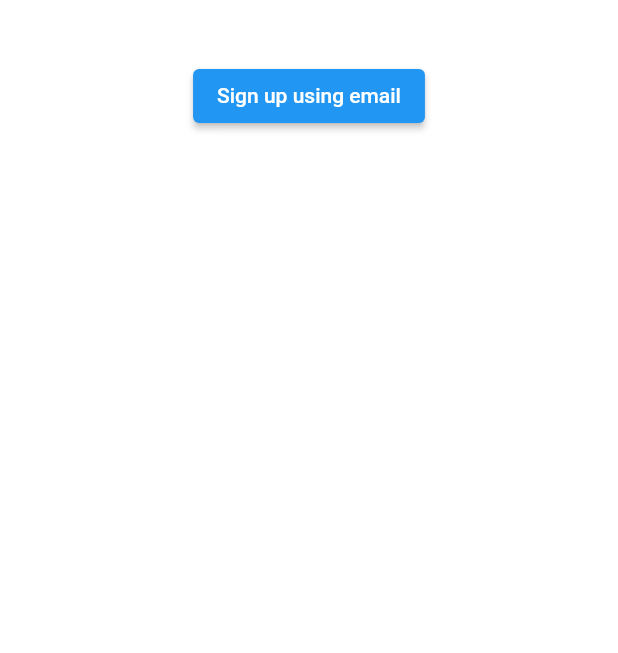
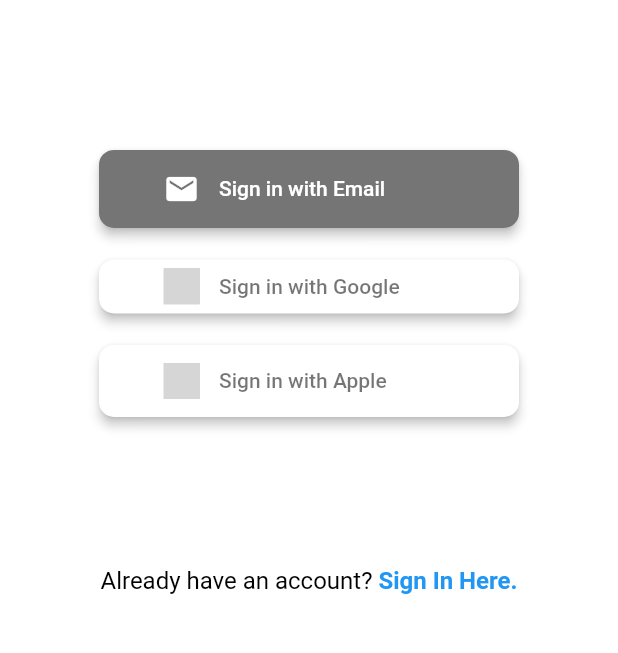
Before and after one commit to kevint259/bert_coffee_app, a Flutter app: the screen it shows after launch, on a phone screen of 412 x 824 dp, the part 408-1061 px from its top. Run offline on Flutter 3.47's test engine with Material 2 defaults, Android fonts, the phone set to English and light mode, and no system bars; our stand-ins replace flutter_signin_button, google_fonts; grey boxes are pictures that could not be loaded.

Commit message:
Finished home page

```diff
--- /dev/null
+++ b/lib/constants/colors.dart
@@ -0,0 +1,4 @@
+import 'package:flutter/material.dart';
+
+const Color turqoise = Color(0xffB1FAF5);
+const Color turqoiseShadow = Color(0xff52EFFA);
--- a/lib/pages/home_screen/home_screen.dart
+++ b/lib/pages/home_screen/home_screen.dart
@@ -1,4 +1,7 @@
+import 'package:bert_coffee/constants/colors.dart';
+import 'package:flutter/gestures.dart';
 import 'package:flutter/material.dart';
+import 'package:flutter_signin_button/flutter_signin_button.dart';
 
 class HomeScreen extends StatefulWidget {
   const HomeScreen({super.key});
@@ -20,12 +23,76 @@
           ),
           // sized box
           const SizedBox(
-            height: 40,
+            height: 100,
           ),
           // sign up using email text button
-          ElevatedButton(
+          SignInButton(
+            Buttons.Email,
             onPressed: () {},
-            child: const Text("Sign up using email"),
+            shape:
+                RoundedRectangleBorder(borderRadius: BorderRadius.circular(10)),
+            padding: const EdgeInsets.symmetric(
+              horizontal: 30,
+              vertical: 14,
+            ),
+            elevation: 3,
+          ),
+          // sized box
+          const SizedBox(
+            height: 15,
+          ),
+          // login with gmail
+          SignInButton(
+            Buttons.Google,
+            onPressed: () {},
+            shape:
+                RoundedRectangleBorder(borderRadius: BorderRadius.circular(10)),
+            padding: const EdgeInsets.symmetric(
+              horizontal: 30,
+              vertical: 5,
+            ),
+            elevation: 3,
+          ),
+          const SizedBox(
+            height: 15,
+          ),
+          // login with gmail
+          SignInButton(
+            Buttons.Apple,
+            onPressed: () {},
+            shape:
+                RoundedRectangleBorder(borderRadius: BorderRadius.circular(10)),
+            padding: const EdgeInsets.symmetric(
+              horizontal: 30,
+              vertical: 12,
+            ),
+            elevation: 3,
+          ),
+          // sizedbox
+          const SizedBox(height: 70),
+          // already have an account, sign in?
+          Padding(
+            padding: const EdgeInsets.all(30.0),
+            child: RichText(
+              text: TextSpan(
+                children: <TextSpan>[
+                  const TextSpan(
+                      text: "Already have an account?",
+                      style: TextStyle(
+                        fontSize: 16,
+                        color: Colors.black,
+                      )),
+                  TextSpan(
+                    recognizer: TapGestureRecognizer()..onTap = () => Navigator.of(context).pushNamed('/login'),
+                    text: " Sign In Here.",
+                    style: const TextStyle(
+                        color: Colors.blue,
+                        fontSize: 16,
+                        fontWeight: FontWeight.bold),
+                  )
+                ],
+              ),
+            ),
           )
         ],
       )),
--- a/lib/pages/router/routes.dart
+++ b/lib/pages/router/routes.dart
@@ -1,4 +1,5 @@
 
+import 'package:bert_coffee/pages/authentication/login_screen.dart';
 import 'package:bert_coffee/pages/home_screen/home_screen.dart';
 import 'package:flutter/material.dart';
 
@@ -10,6 +11,8 @@
       case '/home':
         return MaterialPageRoute(
           builder: (_) => const HomeScreen());
+      case '/login':
+        return MaterialPageRoute(builder: (_) => const LoginScreen());
       default:
         return null;
     }
```
Also changed, not shown: lib/pages/authentication/login_screen.dart (+27 -2 lines), lib/pages/main.dart (+7 -1 lines), lib/pages/widgets/buttons/login_button.dart (added, +50 -0 lines), pubspec.yaml (+3 -18 lines), pubspec.lock.
